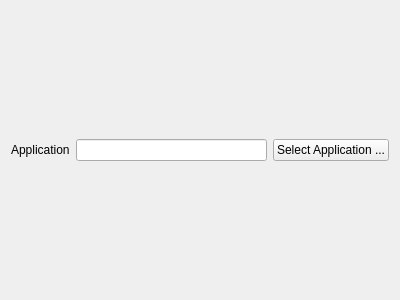
The window that kcm_hotkeys/actions/menuentry_action_widget.ui (KDE/khotkeys) describes before a commit, drawn with Qt 5.
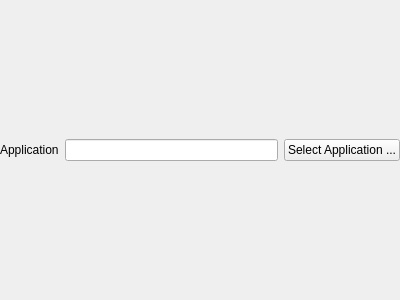
The same window after the commit. Custom widgets are drawn as their Qt base class.

Commit message: Try to remove some double margins. I hope it is now better than before ... i'm not sure :-)

```diff
--- a/kcm_hotkeys/actions/menuentry_action_widget.ui
+++ b/kcm_hotkeys/actions/menuentry_action_widget.ui
@@ -9,31 +9,30 @@
     <height>300</height>
    </rect>
   </property>
-  <layout class="QVBoxLayout" name="verticalLayout" >
+  <layout class="QHBoxLayout" name="horizontalLayout" >
+   <property name="margin" >
+    <number>0</number>
+   </property>
    <item>
-    <layout class="QGridLayout" name="gridLayout" >
-     <item row="0" column="0" >
       <widget class="QLabel" name="applicationLabel" >
        <property name="text" >
         <string>Application</string>
        </property>
       </widget>
      </item>
-     <item row="0" column="1" >
+   <item>
       <widget class="KLineEdit" name="application" >
        <property name="readOnly" >
         <bool>true</bool>
        </property>
       </widget>
      </item>
-     <item row="0" column="2" >
+   <item>
       <widget class="KPushButton" name="applicationButton" >
        <property name="text" >
         <string>Select Application ...</string>
        </property>
       </widget>
-     </item>
-    </layout>
    </item>
   </layout>
  </widget>
```
Lines whose indentation alone changed are shown as unchanged. The commit also changes 8 other files.
